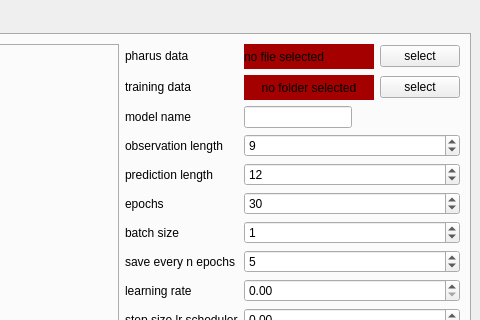
Qt form inference_server.ui (birkschmithuesen/SystemFailed_trajnetplusplusbaselines) before a commit; both pictures show x 545 to 1025 and y 0 to 320 of the 1025 by 820 pixel window.
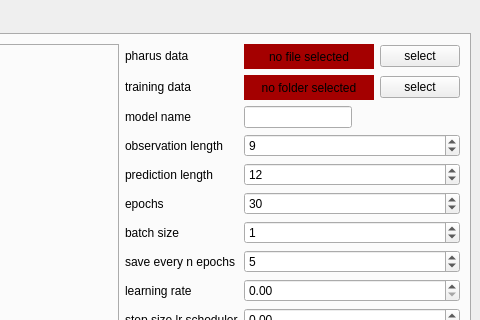
The same form after that commit. The open tabs and pages were chosen to show the change.

Commit message: Make pretty

Diff of the .ui file:
```diff
--- a/inference_server.ui
+++ b/inference_server.ui
@@ -702,6 +702,9 @@
                   <property name="text">
                    <string>no file selected</string>
                   </property>
+                  <property name="alignment">
+                   <set>Qt::AlignCenter</set>
+                  </property>
                  </widget>
                 </item>
                 <item>
```
Left out of the diff: 2 changed lines with no effect on the pictures.
